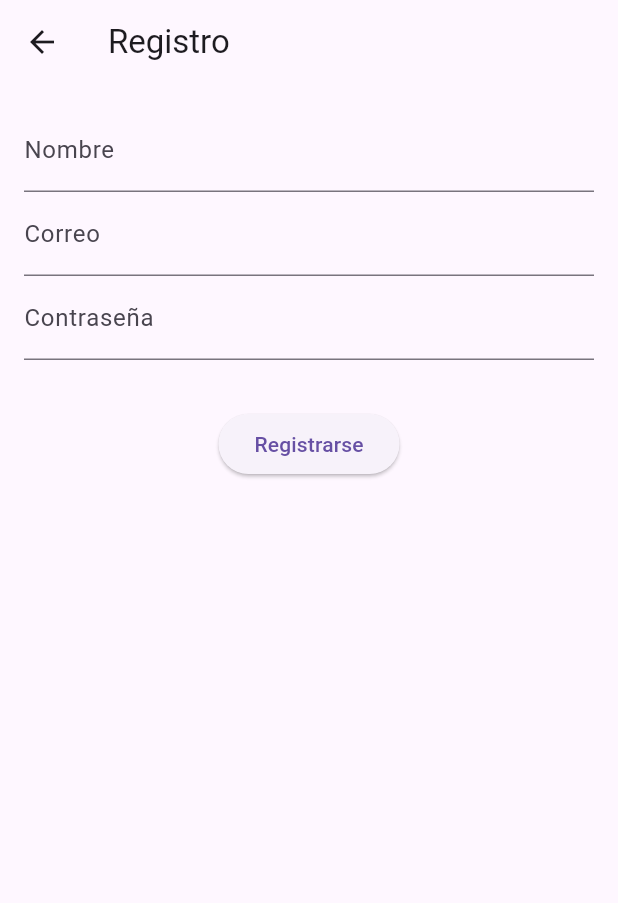
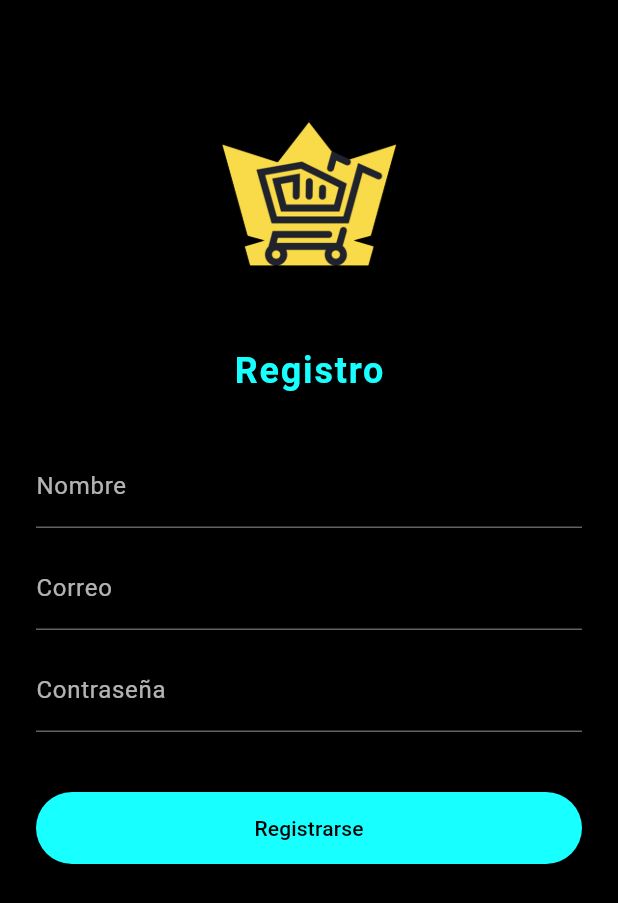
Before and after one commit to Yorshgamer/app-detodo, a Flutter app: the LoginScreen screen opened directly, after a tap on "Entrar", after a tap on "¿No tienes cuenta? Regístrate aquí", on a phone screen of 412 x 824 dp. Shown: the top 903 px of the screen. Run offline on Flutter 3.47's test engine with Material 3 defaults, Android fonts, the phone set to English and light mode, and no system bars; our stand-ins replace cloud_firestore, firebase_auth, firebase_core; accounts and stored records are empty; network calls fail.

Commit message:
Se actualizaron las interfaces de Login y Register

```diff
--- a/lib/screens/login_screen.dart
+++ b/lib/screens/login_screen.dart
@@ -5,7 +5,7 @@ import 'package:cloud_firestore/cloud_firestore.dart';
 import '../widgets/custom_textfield.dart';
 import 'user_home_screen.dart';
 import 'admin_home_screen.dart';
-import 'register_screen.dart'; // Importa el registro
+import 'register_screen.dart';
 
 class LoginScreen extends StatefulWidget {
   const LoginScreen({super.key});
@@ -35,10 +35,7 @@ class _LoginScreenState extends State<LoginScreen> {
 
       final uid = cred.user!.uid;
       final userDoc =
-          await FirebaseFirestore.instance
-              .collection('usuarios')
-              .doc(uid)
-              .get();
+          await FirebaseFirestore.instance.collection('usuarios').doc(uid).get();
 
       if (!userDoc.exists) {
         setState(() => error = 'El usuario no existe en la base de datos.');
@@ -69,26 +66,66 @@ class _LoginScreenState extends State<LoginScreen> {
   @override
   Widget build(BuildContext context) {
     return Scaffold(
-      appBar: AppBar(title: const Text('Iniciar sesión')),
-      body: Padding(
-        padding: const EdgeInsets.all(16),
+      backgroundColor: Colors.black,
+      body: SingleChildScrollView(
+        padding: const EdgeInsets.symmetric(horizontal: 24, vertical: 40),
         child: Column(
           children: [
-            CustomTextField(hint: 'Correo', controller: emailController),
-            const SizedBox(height: 12),
+            const SizedBox(height: 30),
+            Center(
+              child: Image.asset(
+                'assets/images/logo.png',
+                width: 130,
+                height: 130,
+              ),
+            ),
+            const SizedBox(height: 30),
+            const Text(
+              'Iniciar Sesión',
+              style: TextStyle(
+                color: Colors.cyanAccent,
+                fontSize: 24,
+                fontWeight: FontWeight.bold,
+                letterSpacing: 1.2,
+              ),
+            ),
+            const SizedBox(height: 32),
+            CustomTextField(
+              hint: 'Correo',
+              controller: emailController,
+              hintColor: Colors.white70,
+              textColor: Colors.white,
+            ),
+            const SizedBox(height: 16),
             CustomTextField(
               hint: 'Contraseña',
               controller: passwordController,
               obscureText: true,
+              hintColor: Colors.white70,
+              textColor: Colors.white,
             ),
-            const SizedBox(height: 16),
+            const SizedBox(height: 20),
             if (error.isNotEmpty)
-              Text(error, style: const TextStyle(color: Colors.red)),
-            const SizedBox(height: 16),
+              Text(
+                error,
+                style: const TextStyle(color: Colors.redAccent),
+              ),
+            const SizedBox(height: 20),
             cargando
-                ? const CircularProgressIndicator()
-                : ElevatedButton(onPressed: login, child: const Text('Entrar')),
-            const SizedBox(height: 12),
+                ? const CircularProgressIndicator(color: Colors.cyanAccent)
+                : SizedBox(
+                    width: double.infinity,
+                    child: ElevatedButton(
+                      style: ElevatedButton.styleFrom(
+                        backgroundColor: Colors.cyanAccent,
+                        foregroundColor: Colors.black,
+                        padding: const EdgeInsets.symmetric(vertical: 14),
+                      ),
+                      onPressed: login,
+                      child: const Text('Entrar'),
+                    ),
+                  ),
+            const SizedBox(height: 24),
             TextButton(
               onPressed: () {
                 Navigator.push(
@@ -96,7 +133,10 @@ class _LoginScreenState extends State<LoginScreen> {
                   MaterialPageRoute(builder: (_) => const RegisterScreen()),
                 );
               },
-              child: const Text('¿No tienes cuenta? Regístrate aquí'),
+              child: const Text(
+                '¿No tienes cuenta? Regístrate aquí',
+                style: TextStyle(color: Colors.white70),
+              ),
             ),
           ],
         ),
--- a/lib/screens/register_screen.dart
+++ b/lib/screens/register_screen.dart
@@ -26,23 +26,23 @@ class _RegisterScreenState extends State<RegisterScreen> {
     });
 
     try {
-      // Crear usuario en Firebase Auth
       final cred = await FirebaseAuth.instance.createUserWithEmailAndPassword(
         email: emailController.text.trim(),
         password: passwordController.text.trim(),
       );
 
-      // Guardar datos extra en Firestore
-      final userDoc = FirebaseFirestore.instance.collection('usuarios').doc(cred.user!.uid);
+      final userDoc = FirebaseFirestore.instance
+          .collection('usuarios')
+          .doc(cred.user!.uid);
 
       await userDoc.set({
         'nombre': nombreController.text.trim(),
         'email': emailController.text.trim(),
-        'esAdmin': false, // Siempre falso en registro normal
+        'esAdmin': false,
       });
 
-      // Redirigir a home usuario
-      Navigator.pushReplacement(context,
+      Navigator.pushReplacement(
+        context,
         MaterialPageRoute(builder: (_) => const UserHomeScreen()),
       );
     } on FirebaseAuthException catch (e) {
@@ -55,23 +55,93 @@ class _RegisterScreenState extends State<RegisterScreen> {
   @override
   Widget build(BuildContext context) {
     return Scaffold(
-      appBar: AppBar(title: const Text('Registro')),
-      body: Padding(
-        padding: const EdgeInsets.all(16),
+      backgroundColor: Colors.black,
+      body: SingleChildScrollView(
+        padding: const EdgeInsets.symmetric(horizontal: 24, vertical: 40),
         child: Column(
           children: [
-            TextField(controller: nombreController, decoration: const InputDecoration(labelText: 'Nombre')),
-            TextField(controller: emailController, decoration: const InputDecoration(labelText: 'Correo')),
-            TextField(controller: passwordController, decoration: const InputDecoration(labelText: 'Contraseña'), obscureText: true),
-            const SizedBox(height: 16),
-            if (error.isNotEmpty) Text(error, style: const TextStyle(color: Colors.red)),
-            const SizedBox(height: 16),
+            const SizedBox(height: 30),
+            Center(
+              child: Image.asset(
+                'assets/images/logo.png',
+                width: 130,
+                height: 130,
+              ),
+            ),
+            const SizedBox(height: 30),
+            const Text(
+              'Registro',
+              style: TextStyle(
+                color: Colors.cyanAccent,
+                fontSize: 24,
+                fontWeight: FontWeight.bold,
+                letterSpacing: 1.2,
+              ),
+            ),
+            const SizedBox(height: 32),
+            TextField(
+              controller: nombreController,
+              style: const TextStyle(color: Colors.white),
+              decoration: const InputDecoration(
+                labelText: 'Nombre',
+                labelStyle: TextStyle(color: Colors.white70),
+                enabledBorder: UnderlineInputBorder(
+                  borderSide: BorderSide(color: Colors.white38),
+                ),
+                focusedBorder: UnderlineInputBorder(
+                  borderSide: BorderSide(color: Colors.cyanAccent),
+                ),
+              ),
+            ),
+            const SizedBox(height: 12),
+            TextField(
+              controller: emailController,
+              style: const TextStyle(color: Colors.white),
+              decoration: const InputDecoration(
+                labelText: 'Correo',
+                labelStyle: TextStyle(color: Colors.white70),
+                enabledBorder: UnderlineInputBorder(
+                  borderSide: BorderSide(color: Colors.white38),
+                ),
+                focusedBorder: UnderlineInputBorder(
+                  borderSide: BorderSide(color: Colors.cyanAccent),
+                ),
+              ),
+            ),
+            const SizedBox(height: 12),
+            TextField(
+              controller: passwordController,
+              obscureText: true,
+              style: const TextStyle(color: Colors.white),
+              decoration: const InputDecoration(
+                labelText: 'Contraseña',
+                labelStyle: TextStyle(color: Colors.white70),
+                enabledBorder: UnderlineInputBorder(
+                  borderSide: BorderSide(color: Colors.white38),
+                ),
+                focusedBorder: UnderlineInputBorder(
+                  borderSide: BorderSide(color: Colors.cyanAccent),
+                ),
+              ),
+            ),
+            const SizedBox(height: 20),
+            if (error.isNotEmpty)
+              Text(error, style: const TextStyle(color: Colors.redAccent)),
+            const SizedBox(height: 20),
             cargando
-              ? const CircularProgressIndicator()
-              : ElevatedButton(
-                  onPressed: registrar,
-                  child: const Text('Registrarse'),
-                ),
+                ? const CircularProgressIndicator(color: Colors.cyanAccent)
+                : SizedBox(
+                    width: double.infinity,
+                    child: ElevatedButton(
+                      style: ElevatedButton.styleFrom(
+                        backgroundColor: Colors.cyanAccent,
+                        foregroundColor: Colors.black,
+                        padding: const EdgeInsets.symmetric(vertical: 14),
+                      ),
+                      onPressed: registrar,
+                      child: const Text('Registrarse'),
+                    ),
+                  ),
           ],
         ),
       ),
--- a/lib/widgets/custom_textfield.dart
+++ b/lib/widgets/custom_textfield.dart
@@ -4,12 +4,16 @@ class CustomTextField extends StatelessWidget {
   final String hint;
   final TextEditingController controller;
   final bool obscureText;
+  final Color? hintColor;
+  final Color? textColor;
 
   const CustomTextField({
     super.key,
     required this.hint,
     required this.controller,
     this.obscureText = false,
+    this.hintColor,
+    this.textColor,
   });
 
   @override
@@ -17,8 +21,16 @@ class CustomTextField extends StatelessWidget {
     return TextField(
       controller: controller,
       obscureText: obscureText,
+      style: TextStyle(color: textColor ?? Colors.black),
       decoration: InputDecoration(
         hintText: hint,
+        hintStyle: TextStyle(color: hintColor ?? Colors.grey),
+        enabledBorder: const UnderlineInputBorder(
+          borderSide: BorderSide(color: Colors.white38),
+        ),
+        focusedBorder: const UnderlineInputBorder(
+          borderSide: BorderSide(color: Colors.cyanAccent),
+        ),
         border: OutlineInputBorder(borderRadius: BorderRadius.circular(10)),
         contentPadding: const EdgeInsets.symmetric(horizontal: 12, vertical: 14),
       ),
```
Also changed, not shown: pubspec.yaml (+7 -0 lines), assets/icons/icon.png (added), assets/icons/logo copy.png (deleted), pubspec.lock.
